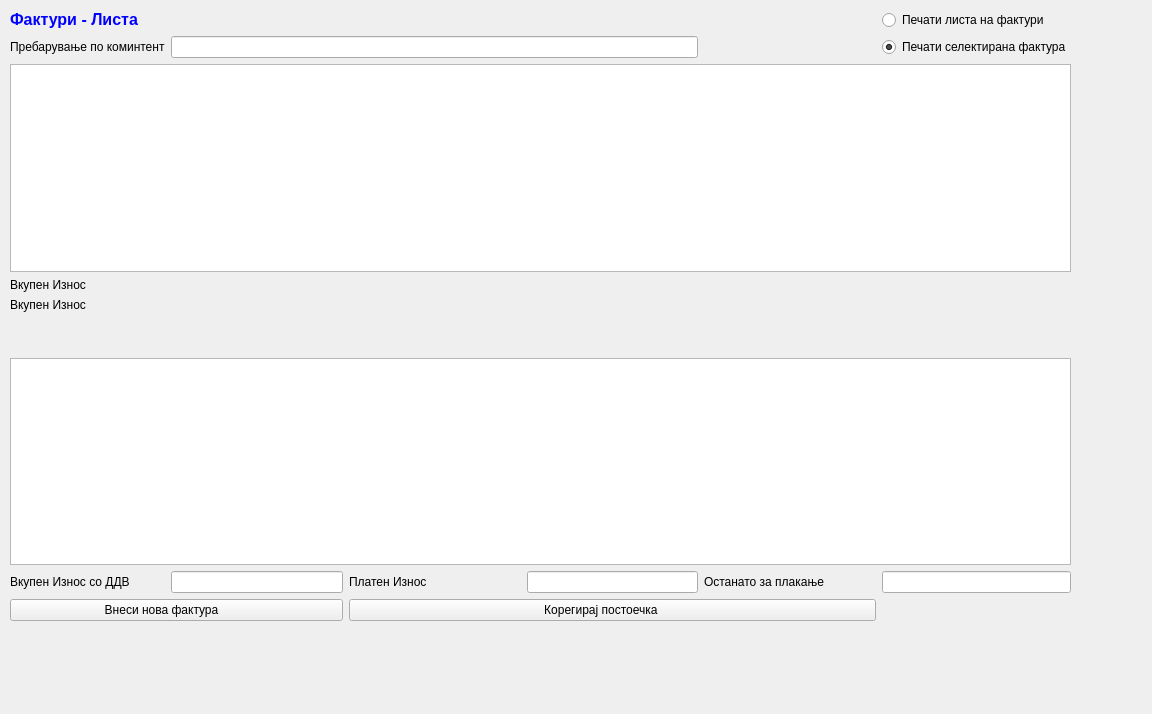
This is sterna/InternaIspratnica/int_ispratnicalista.ui in srgank/sterna_x as Qt 5 draws it before an edit. The edited form follows.
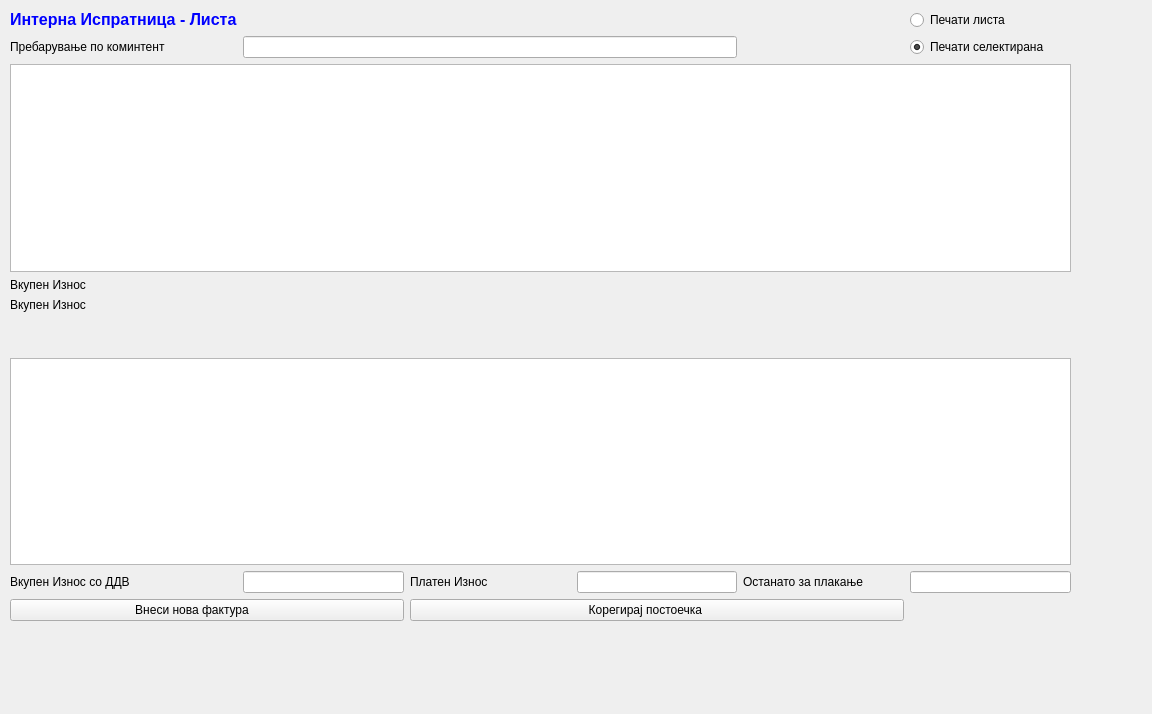
This is the edited form. Icons and pictures are not drawn.

Patch:
```diff
--- a/sterna/InternaIspratnica/int_ispratnicalista.ui
+++ b/sterna/InternaIspratnica/int_ispratnicalista.ui
@@ -29,8 +29,8 @@
        <string>&lt;!DOCTYPE HTML PUBLIC &quot;-//W3C//DTD HTML 4.0//EN&quot; &quot;http://www.w3.org/TR/REC-html40/strict.dtd&quot;&gt;
 &lt;html&gt;&lt;head&gt;&lt;meta name=&quot;qrichtext&quot; content=&quot;1&quot; /&gt;&lt;style type=&quot;text/css&quot;&gt;
 p, li { white-space: pre-wrap; }
-&lt;/style&gt;&lt;/head&gt;&lt;body style=&quot; font-family:'MS Shell Dlg 2'; font-size:10pt; font-weight:400; font-style:normal;&quot;&gt;
-&lt;p style=&quot; margin-top:0px; margin-bottom:0px; margin-left:0px; margin-right:0px; -qt-block-indent:0; text-indent:0px;&quot;&gt;&lt;span style=&quot; font-size:12pt; font-weight:600; color:#0000ff;&quot;&gt;Фактури - Листа&lt;/span&gt;&lt;/p&gt;&lt;/body&gt;&lt;/html&gt;</string>
+&lt;/style&gt;&lt;/head&gt;&lt;body style=&quot; font-family:'Sans Serif'; font-size:9pt; font-weight:400; font-style:normal;&quot;&gt;
+&lt;p style=&quot; margin-top:0px; margin-bottom:0px; margin-left:0px; margin-right:0px; -qt-block-indent:0; text-indent:0px;&quot;&gt;&lt;span style=&quot; font-family:'MS Shell Dlg 2'; font-size:12pt; font-weight:600; color:#0000ff;&quot;&gt;Интерна Испратница&lt;/span&gt;&lt;span style=&quot; font-family:'MS Shell Dlg 2'; font-size:12pt; font-weight:600; color:#0000ff;&quot;&gt; - Листа&lt;/span&gt;&lt;/p&gt;&lt;/body&gt;&lt;/html&gt;</string>
       </property>
      </widget>
     </item>
@@ -89,7 +89,7 @@
     <item row="0" column="5">
      <widget class="QRadioButton" name="radioButtonPecatiLista">
       <property name="text">
-       <string>Печати листа на фактури</string>
+       <string>Печати листа</string>
       </property>
      </widget>
     </item>
@@ -106,7 +106,7 @@
     <item row="1" column="5">
      <widget class="QRadioButton" name="radioButtonPecatiSelektirana">
       <property name="text">
-       <string>Печати селектирана фактура</string>
+       <string>Печати селектирана</string>
       </property>
       <property name="checked">
        <bool>true</bool>
```
